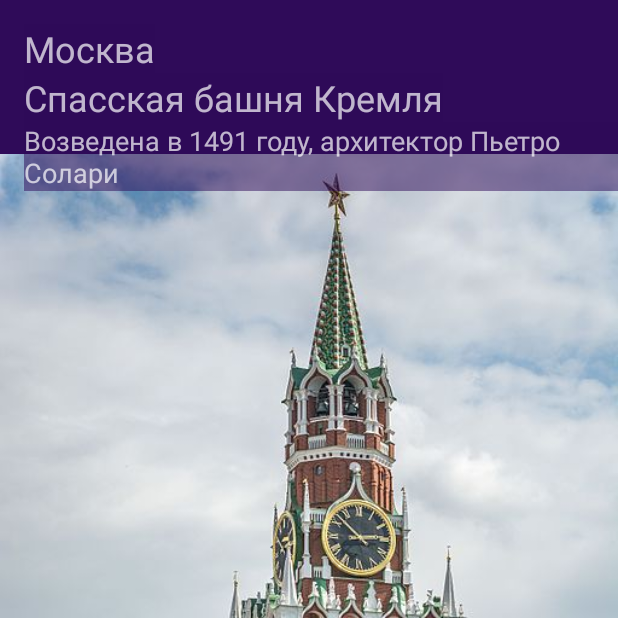
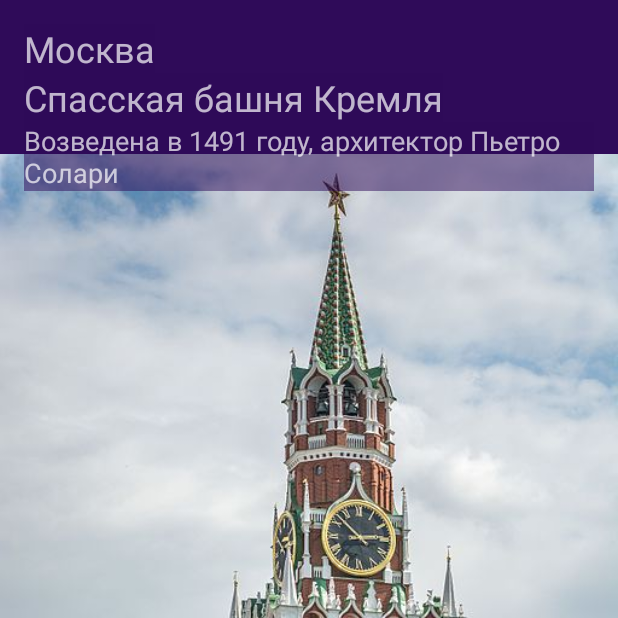
Before and after one commit to malkovvictor/erunda, an Android app: the screen it shows after launch (CityActivity), on a phone screen of 412 x 824 dp, the top half of it. Run offline under Robolectric (Android 15) with nearby library versions, the phone set to English and light mode, and no system bars.

Commit message:
текст не вылезает за край экрана при выборе города едем в самый малопосещаемый город правильно сохраняется факт при повороте экрана города

```diff
--- a/app/src/main/java/ru/victormalkov/android/axolotl/CityActivity.java
+++ b/app/src/main/java/ru/victormalkov/android/axolotl/CityActivity.java
@@ -29,6 +29,12 @@ public class CityActivity extends AppCompatActivity {
         }
 
         setContentView(R.layout.activity_city);
+        if (savedInstanceState != null && savedInstanceState.containsKey("city_photo")) {
+            int id = savedInstanceState.getInt("city_photo");
+            int factId = savedInstanceState.getInt("fact_id");
+            mCityPhoto = tc.getCityView(id, factId);
+
+        }
         if (mCityPhoto == null) {
             mCityPhoto = tc.getCityViewByCity();
         }
@@ -62,6 +68,12 @@ public class CityActivity extends AppCompatActivity {
 
                 ((TextView)findViewById(R.id.poiName)).setText(mCityPhoto.name);
                 ((TextView)findViewById(R.id.poiFact)).setText(mCityPhoto.fact);
+                if (mCityPhoto.name == null || mCityPhoto.name.isEmpty()) {
+                    findViewById(R.id.poiName).setVisibility(View.GONE);
+                }
+                if (mCityPhoto.fact == null || mCityPhoto.fact.isEmpty()) {
+                    findViewById(R.id.poiFact).setVisibility(View.GONE);
+                }
             } catch (IOException e) {
                 // Don't worry
             }
@@ -80,7 +92,7 @@ public class CityActivity extends AppCompatActivity {
     @Override
     protected void onRestoreInstanceState(Bundle savedInstanceState) {
         super.onRestoreInstanceState(savedInstanceState);
-        if (savedInstanceState.containsKey("city_photo")) {
+        if (mCityPhoto == null && savedInstanceState.containsKey("city_photo")) {
             int id = savedInstanceState.getInt("city_photo");
             int factId = savedInstanceState.getInt("fact_id");
             mCityPhoto = tc.getCityView(id, factId);
--- a/app/src/main/java/ru/victormalkov/android/axolotl/QuizDatabaseHelper.java
+++ b/app/src/main/java/ru/victormalkov/android/axolotl/QuizDatabaseHelper.java
@@ -14,7 +14,7 @@ import android.util.Log;
 
 public class QuizDatabaseHelper extends SQLiteOpenHelper {
     private static final String DB_NAME = "questions.db";
-    private static final int DB_VERSION = 57;
+    private static final int DB_VERSION = 59;
     private final Context myContext;
 
     private static QuizDatabaseHelper mInstance = null;
--- a/app/src/main/java/ru/victormalkov/android/axolotl/RoadActivity.java
+++ b/app/src/main/java/ru/victormalkov/android/axolotl/RoadActivity.java
@@ -18,6 +18,7 @@ public class RoadActivity extends AppCompatActivity {
     private TravelController tc;
     private ArrayList<Integer> answers = null;
     private boolean hinted = false;
+    private boolean clickable = true;
 
     @Override
     protected void onCreate(Bundle savedInstanceState) {
@@ -65,6 +66,7 @@ public class RoadActivity extends AppCompatActivity {
 
         Button b = findViewById(R.id.roadButton);
         MyClickListener listener = new MyClickListener();
+        clickable = true;
         b.setOnClickListener(listener);
         iv.setOnClickListener(listener);
     }
@@ -72,6 +74,10 @@ public class RoadActivity extends AppCompatActivity {
     private class MyClickListener implements View.OnClickListener {
         @Override
         public void onClick(View v) {
+            synchronized (RoadActivity.this) {
+                if (!clickable) return;
+                clickable = false;
+            }
             Intent i = new Intent(RoadActivity.this, QuestionActivity.class);
             i.putExtra("current_question", currentQuestionId);
             i.putExtra("hinted", hinted);
--- a/app/src/main/res/layout/activity_city.xml
+++ b/app/src/main/res/layout/activity_city.xml
@@ -11,51 +11,81 @@
         android:id="@+id/poiImageView"
         android:layout_width="0dp"
         android:layout_height="0dp"
+        android:layout_marginTop="0dp"
         android:layout_marginBottom="0dp"
-        android:layout_marginTop="0dp"
         app:layout_constraintBottom_toBottomOf="parent"
         app:layout_constraintEnd_toEndOf="parent"
         app:layout_constraintStart_toStartOf="parent"
         app:layout_constraintTop_toTopOf="parent"
-        tools:srcCompat="@tools:sample/backgrounds/scenic[5]"
-        tools:ignore="ContentDescription" />
+        tools:ignore="ContentDescription"
+        tools:srcCompat="@tools:sample/backgrounds/scenic[5]" />
+
+    <LinearLayout
+        android:layout_width="match_parent"
+        android:layout_height="wrap_content"
+        android:layout_marginStart="16dp"
+        android:layout_marginEnd="16dp"
+        android:layout_marginTop="16dp"
+        android:orientation="vertical"
+        app:layout_constraintEnd_toEndOf="@id/poiImageView"
+        app:layout_constraintStart_toStartOf="@id/poiImageView"
+        app:layout_constraintTop_toTopOf="@id/poiImageView">
 
         <TextView
             android:id="@+id/cityName"
             android:layout_width="wrap_content"
             android:layout_height="wrap_content"
-        android:layout_marginStart="16dp"
-        android:layout_marginTop="16dp"
+            android:layout_marginStart="0dp"
+            android:layout_marginTop="0dp"
             android:background="@color/cityLabelBackground"
             android:text=""
             android:textSize="24sp"
-        app:layout_constraintStart_toStartOf="@id/poiImageView"
-        app:layout_constraintTop_toTopOf="@id/poiImageView" />
+            app:layout_constraintStart_toStartOf="parent"
+            app:layout_constraintTop_toTopOf="parent" />
 
         <TextView
             android:id="@+id/poiName"
             android:layout_width="wrap_content"
             android:layout_height="wrap_content"
-        android:layout_marginStart="16dp"
-        android:layout_marginTop="0dp"
+            android:layout_marginStart="0dp"
+            android:layout_marginEnd="0dp"
             android:background="@color/cityLabelBackground"
             android:text=""
             android:textSize="24sp"
-        app:layout_constraintTop_toBottomOf="@id/cityName"
-        app:layout_constraintStart_toStartOf="@id/poiImageView"
-        />
+            app:layout_constraintEnd_toEndOf="parent"
+            app:layout_constraintHorizontal_bias="0"
+            app:layout_constraintStart_toStartOf="parent"
+            app:layout_constraintTop_toBottomOf="@id/cityName" />
 
         <TextView
             android:id="@+id/poiFact"
             android:layout_width="wrap_content"
             android:layout_height="wrap_content"
-        android:layout_marginStart="16dp"
-        android:layout_marginEnd="16dp"
+            android:layout_marginStart="0dp"
+            android:layout_marginEnd="0dp"
             android:background="@color/cityLabelBackground"
             android:text=""
             android:textSize="18sp"
-        app:layout_constraintStart_toStartOf="@id/poiImageView"
+            app:layout_constraintEnd_toEndOf="parent"
+            app:layout_constraintHorizontal_bias="0"
+            app:layout_constraintStart_toStartOf="parent"
             app:layout_constraintTop_toBottomOf="@id/poiName" />
+    </LinearLayout>
+
+    <TextView
+        android:id="@+id/copyrightTextView"
+        android:layout_width="wrap_content"
+        android:layout_height="wrap_content"
+        android:layout_marginStart="8dp"
+        android:layout_marginEnd="8dp"
+        android:layout_marginBottom="0sp"
+        android:background="@color/cityLabelBackground"
+        android:paddingStart="16dp"
+        android:paddingEnd="16dp"
+        app:layout_constraintBottom_toBottomOf="parent"
+        app:layout_constraintEnd_toEndOf="parent"
+        app:layout_constraintHorizontal_bias="1"
+        app:layout_constraintStart_toStartOf="parent" />
 
     <Button
         android:id="@+id/startGameButton"
@@ -69,19 +99,4 @@
         app:layout_constraintEnd_toEndOf="parent"
         app:layout_constraintStart_toStartOf="parent" />
 
-    <TextView
-        android:id="@+id/copyrightTextView"
-        android:layout_width="wrap_content"
-        android:layout_height="wrap_content"
-        android:layout_marginStart="8dp"
-        android:layout_marginEnd="8dp"
-        android:layout_marginBottom="0sp"
-        android:paddingStart="16dp"
-        android:paddingEnd="16dp"
-        app:layout_constraintBottom_toBottomOf="parent"
-        app:layout_constraintEnd_toEndOf="parent"
-        app:layout_constraintHorizontal_bias="1"
-        android:background="@color/cityLabelBackground"
-        app:layout_constraintStart_toStartOf="parent" />
-
 </android.support.constraint.ConstraintLayout>
```
Also changed, not shown: app/src/main/java/ru/victormalkov/android/axolotl/TravelController.java (+21 -6 lines), app/src/main/assets/questions.db. Lines whose indentation alone changed are shown as unchanged.
